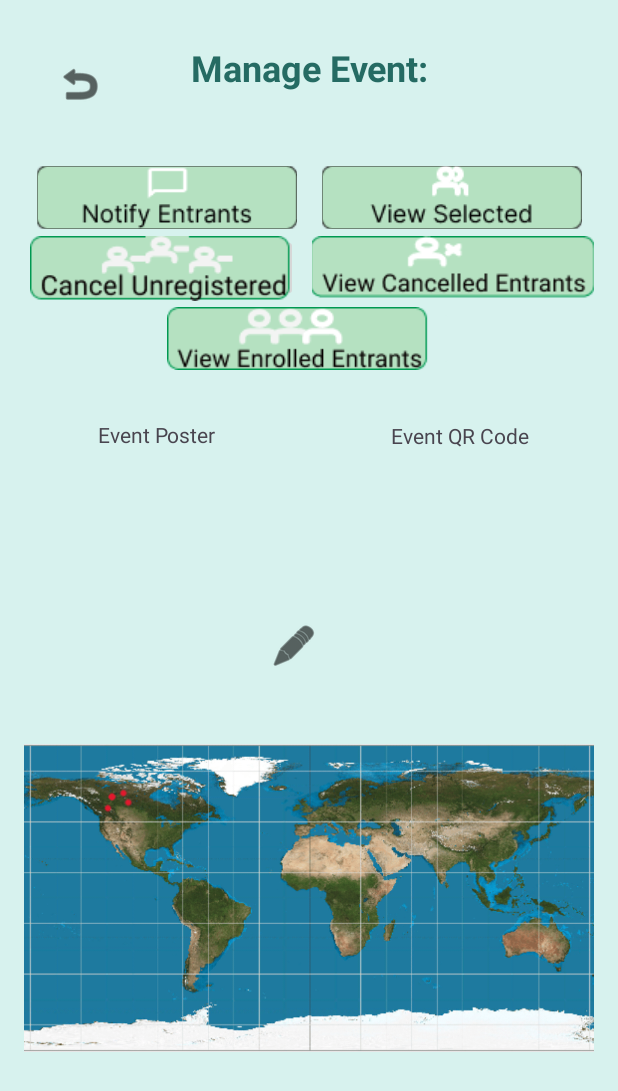
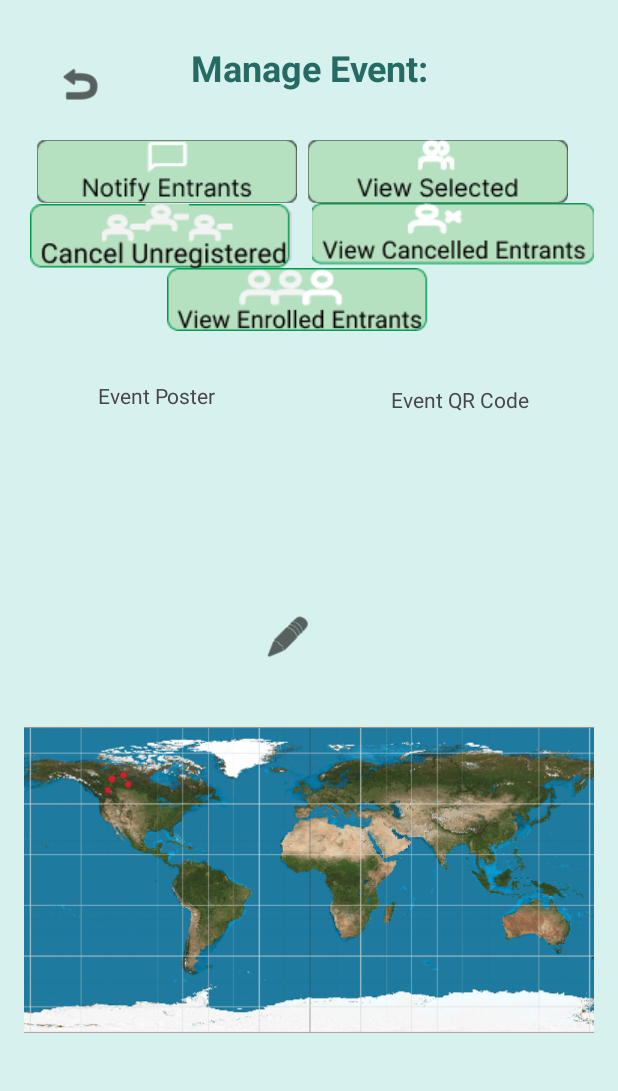
Before and after one commit to CMPUT301F24dreams/dreams-Athena, an Android app: the fragment ManageEvent shown on its own in the app's theme, on a phone screen of 412 x 824 dp. Shown: the top 1091 px of the screen. Run offline under Robolectric (Android 15) with nearby library versions, the phone set to English and light mode, and no system bars; our stand-ins replace Firebase (no records; nobody signed in at launch, a user with empty details on screens opened directly); Roboto replaces fonts that are not available here; 2 statements that could not run were skipped.

Commit message:
Update manage_event_page.xml

```diff
--- a/Athena/app/src/main/res/layout/manage_event_page.xml
+++ b/Athena/app/src/main/res/layout/manage_event_page.xml
@@ -16,8 +16,8 @@
             android:id="@+id/qrCodeView2"
             android:layout_width="146dp"
             android:layout_height="111dp"
-            android:layout_marginTop="296dp"
-            android:layout_marginEnd="20dp"
+            android:layout_marginTop="272dp"
+            android:layout_marginEnd="16dp"
             app:layout_constraintEnd_toEndOf="parent"
             app:layout_constraintTop_toTopOf="parent" />
 
@@ -25,12 +25,12 @@
             android:id="@+id/editEventPicture"
             android:layout_width="wrap_content"
             android:layout_height="wrap_content"
-            android:layout_marginStart="164dp"
+            android:layout_marginStart="160dp"
             android:background="@null"
             app:layout_constraintBottom_toBottomOf="parent"
             app:layout_constraintStart_toStartOf="parent"
             app:layout_constraintTop_toTopOf="parent"
-            app:layout_constraintVertical_bias="0.559"
+            app:layout_constraintVertical_bias="0.56"
             app:srcCompat="@android:drawable/ic_menu_edit"
             app:tint="@color/black" />
 
@@ -54,10 +54,10 @@
             android:src="@drawable/notify_entrants"
             app:layout_constraintBottom_toBottomOf="parent"
             app:layout_constraintEnd_toEndOf="parent"
-            app:layout_constraintHorizontal_bias="0.042"
+            app:layout_constraintHorizontal_bias="0.043"
             app:layout_constraintStart_toStartOf="parent"
             app:layout_constraintTop_toTopOf="parent"
-            app:layout_constraintVertical_bias="0.135" />
+            app:layout_constraintVertical_bias="0.112" />
 
         <ImageButton
             android:id="@+id/view_selected_entrants"
@@ -67,10 +67,10 @@
             android:src="@drawable/view_selected_entrants_button"
             app:layout_constraintBottom_toBottomOf="parent"
             app:layout_constraintEnd_toEndOf="parent"
-            app:layout_constraintHorizontal_bias="0.961"
+            app:layout_constraintHorizontal_bias="0.917"
             app:layout_constraintStart_toStartOf="parent"
             app:layout_constraintTop_toTopOf="parent"
-            app:layout_constraintVertical_bias="0.135" />
+            app:layout_constraintVertical_bias="0.112" />
 
         <TextView
             android:id="@+id/textView6"
@@ -100,7 +100,7 @@
             app:layout_constraintBottom_toBottomOf="parent"
             app:layout_constraintStart_toStartOf="parent"
             app:layout_constraintTop_toTopOf="parent"
-            app:layout_constraintVertical_bias="0.2" />
+            app:layout_constraintVertical_bias="0.172" />
 
         <ImageButton
             android:id="@+id/imageButton15"
@@ -112,7 +112,7 @@
             app:layout_constraintHorizontal_bias="0.015"
             app:layout_constraintStart_toStartOf="parent"
             app:layout_constraintTop_toTopOf="parent"
-            app:layout_constraintVertical_bias="0.2" />
+            app:layout_constraintVertical_bias="0.172" />
 
         <ImageButton
             android:id="@+id/viewAcceptedBtn"
@@ -125,7 +125,7 @@
             app:layout_constraintHorizontal_bias="0.497"
             app:layout_constraintStart_toStartOf="parent"
             app:layout_constraintTop_toTopOf="parent"
-            app:layout_constraintVertical_bias="0.268" />
+            app:layout_constraintVertical_bias="0.235" />
 
         <ImageView
             android:id="@+id/EventPicture"
@@ -141,7 +141,7 @@
             android:id="@+id/mapImage"
             android:layout_width="409dp"
             android:layout_height="325dp"
-            android:layout_marginTop="420dp"
+            android:layout_marginTop="408dp"
             android:contentDescription="Map"
             android:src="@drawable/map_image"
             app:layout_constraintEnd_toEndOf="parent"
```
